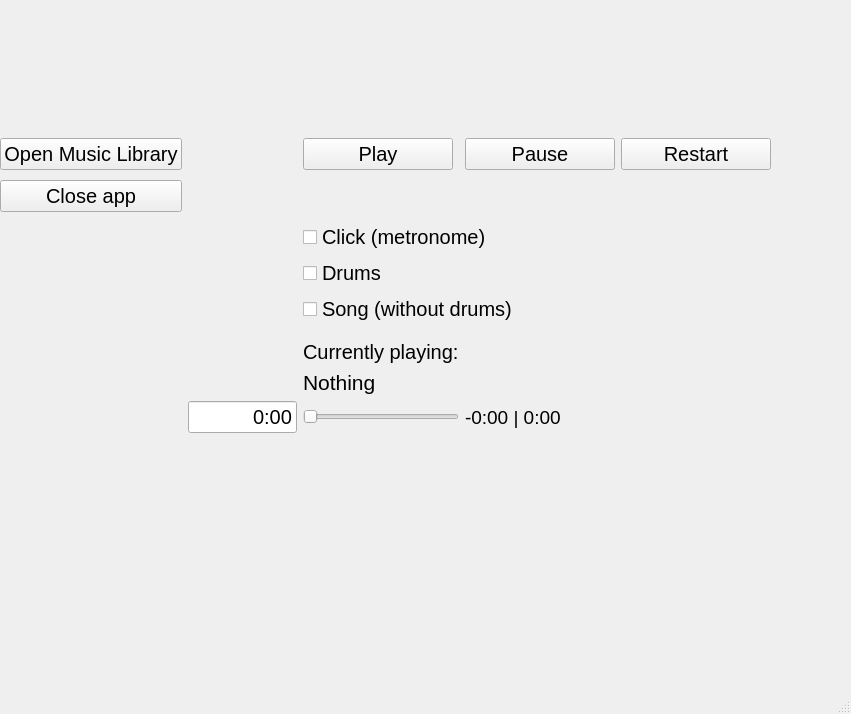
This is src/MainWindow.ui in albertUnc/DrumBeats as Qt 5 draws it before an edit. The edited form follows.
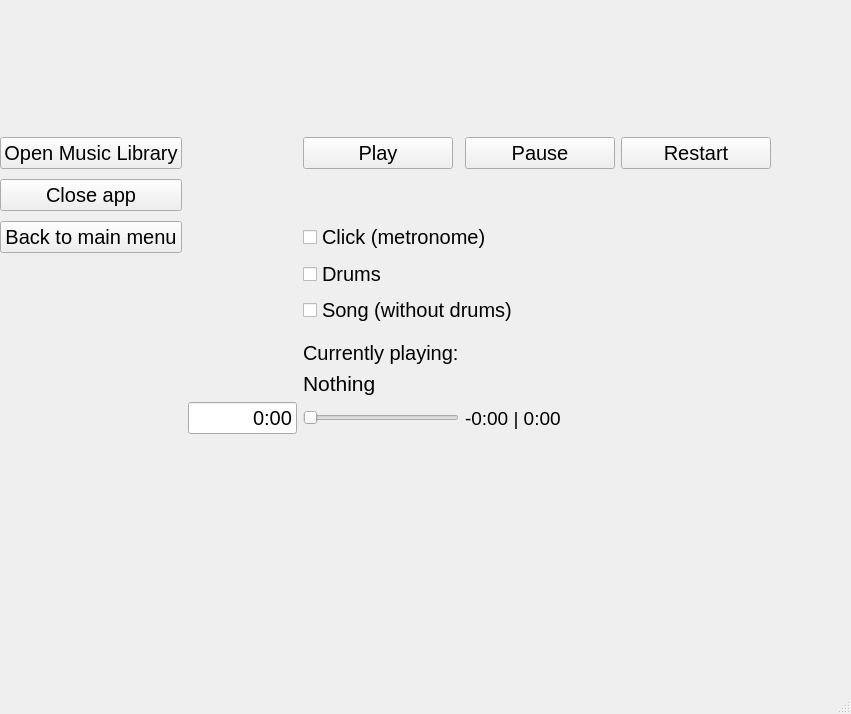
This is the edited form. The open tabs and pages were chosen to show the change.

Commit message:
Added 'Back to main menu' button to main player screen and added INFO.txt to gitignore
INFO.txt is a local file for my AI agents/models to pick up context between chats. Added a 'back to main menu' button to the main app/player screen, which will later be useful

The edit to the form file:
```diff
--- a/src/MainWindow.ui
+++ b/src/MainWindow.ui
@@ -1215,6 +1215,18 @@
          </property>
         </spacer>
        </item>
+       <item row="4" column="1">
+        <widget class="QPushButton" name="backToMainPush">
+         <property name="font">
+          <font>
+           <pointsize>15</pointsize>
+          </font>
+         </property>
+         <property name="text">
+          <string>Back to main menu</string>
+         </property>
+        </widget>
+       </item>
       </layout>
      </widget>
     </widget>
```
Left out of the diff: 14 changed lines with no effect on the pictures. The commit also changes 7 other files.
